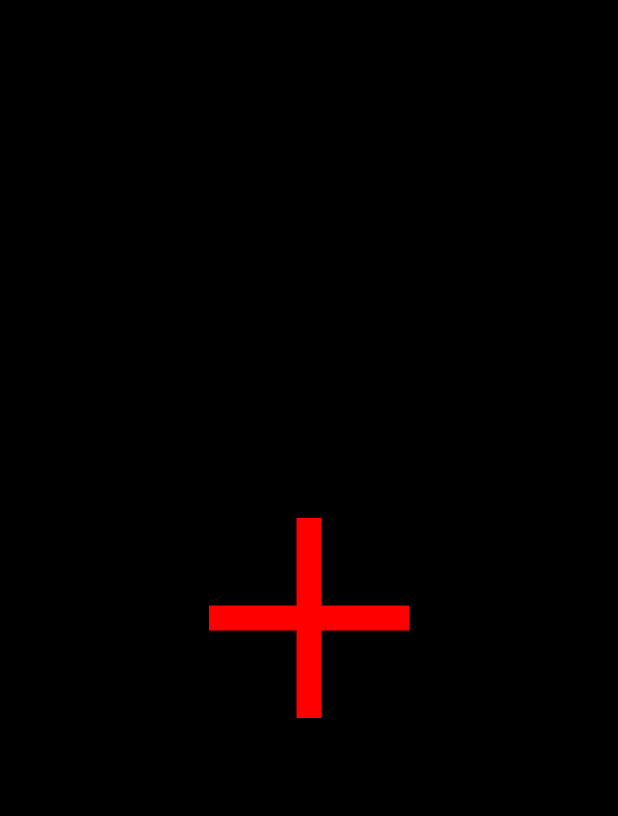
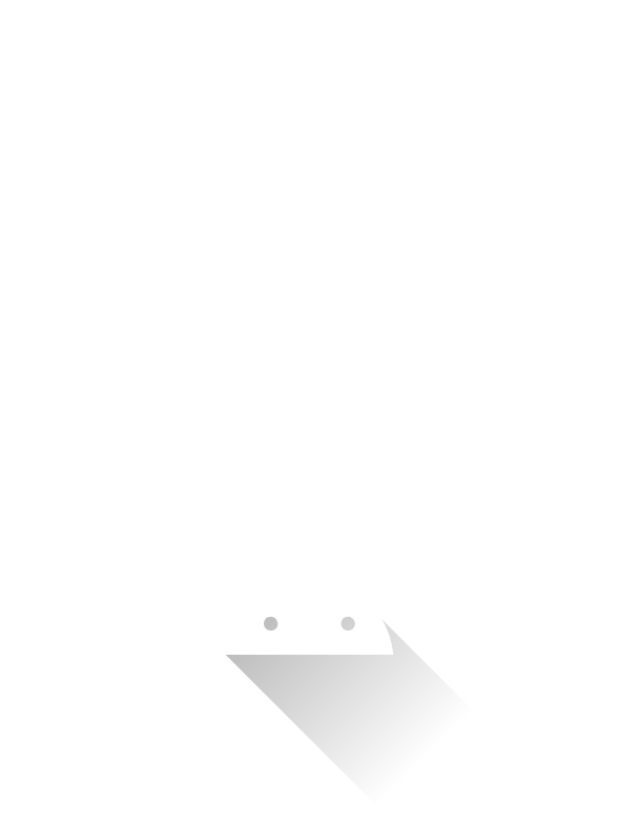
Before and after one commit to keving005/AZAMAR_p, an Android app built with Jetpack Compose: the first screen one second after launch (AnimacionActivity before the commit, MainActivity after it), on a phone screen of 412 x 824 dp. Shown: the top 816 px of the screen. Run offline under Robolectric (Android 15) with nearby library versions, the phone set to English and light mode, and no system bars.

Commit message:
Merge remote-tracking branch 'origin/master' animacion corregida y nueva funcion del menu

```diff
--- a/app/src/main/java/com/example/proyect/AnimacionActivity.kt
+++ /dev/null
@@ -1,35 +0,0 @@
-package com.example.proyect
-
-import android.content.Intent
-import android.graphics.drawable.Animatable
-import android.os.Bundle
-import android.os.Handler
-import android.os.Looper
-import android.widget.ImageView
-import androidx.appcompat.app.AppCompatActivity
-
-class AnimacionActivity : AppCompatActivity() {
-    override fun onCreate(savedInstanceState: Bundle?) {
-        super.onCreate(savedInstanceState)
-        setContentView(R.layout.activity_animacion)
-
-        // 1. Iniciar animación de la imagen (si es animada)
-        val imageView = findViewById<ImageView>(R.id.ivAnimacion)
-        val drawable = imageView.drawable
-        if (drawable is Animatable) {
-            drawable.start()
-        }
-
-        // 2. TEMPORIZADOR: Espera 3 segundos (3000ms) y cambia de pantalla
-        Handler(Looper.getMainLooper()).postDelayed({
-
-            // Ir al Login (MainActivity)
-            val intent = Intent(this, MainActivity::class.java)
-            startActivity(intent)
-
-            // Cerrar esta pantalla para no volver
-            finish()
-
-        }, 3000)
-    }
-}
--- /dev/null
+++ b/app/src/main/java/com/example/proyect/Navigation.kt
@@ -0,0 +1,122 @@
+package com.example.proyect
+
+import android.content.Intent
+import androidx.compose.animation.core.Animatable
+import androidx.compose.animation.core.tween
+import androidx.compose.foundation.Image
+import androidx.compose.foundation.layout.*
+import androidx.compose.material3.Surface
+import androidx.compose.runtime.*
+import androidx.compose.ui.Alignment
+import androidx.compose.ui.Modifier
+import androidx.compose.ui.draw.scale
+import androidx.compose.ui.platform.LocalContext
+import androidx.compose.ui.res.painterResource
+import androidx.compose.ui.unit.dp
+import androidx.navigation.NavController
+import androidx.navigation.compose.NavHost
+import androidx.navigation.compose.composable
+import androidx.navigation.compose.rememberNavController
+import kotlinx.coroutines.delay
+
+// ----------------------------------------------------------------------
+// 1. RUTAS DE NAVEGACIÓN
+// ----------------------------------------------------------------------
+
+object Screen {
+    const val SPLASH = "splash_screen"
+    const val AUTH = "auth_screen" // Ruta que lanzará AuthActivity
+    const val MAIN = "main_screen"
+}
+
+// ----------------------------------------------------------------------
+// 2. FUNCIÓN PRINCIPAL DE NAVEGACIÓN
+// ----------------------------------------------------------------------
+
+@Composable
+fun AppNavigation() {
+    val navController = rememberNavController()
+
+    NavHost(
+        navController = navController,
+        startDestination = Screen.SPLASH
+    ) {
+        // CORRECCIÓN: Se usa la sintaxis correcta sin 'route ='
+        composable(Screen.SPLASH) {
+            SplashScreen(navController = navController)
+        }
+
+        composable(Screen.AUTH) {
+            AuthActivityStarter()
+        }
+
+        composable(Screen.MAIN) {
+            // Este es un marcador de posición.
+        }
+    }
+}
+
+// ----------------------------------------------------------------------
+// 3. COMPONENTE DE ANIMACIÓN (SPLASH SCREEN)
+// ----------------------------------------------------------------------
+
+@Composable
+fun SplashScreen(navController: NavController) {
+    val scale = remember {
+        Animatable(0f)
+    }
+
+    LaunchedEffect(key1 = true) {
+        // Animación de zoom: escala de 0 a 1.05 en 1 segundo
+        scale.animateTo(
+            targetValue = 1.05f,
+            animationSpec = tween(durationMillis = 1000)
+        )
+        // Espera 0.5 segundos (Usando el prefijo para evitar ambigüedad)
+        kotlinx.coroutines.delay(500L)
+
+        // Navega a la ruta de Autenticación después de la animación
+        navController.popBackStack()
+        navController.navigate(Screen.AUTH)
+    }
+
+    Surface(
+        modifier = Modifier.fillMaxSize(),
+        color = androidx.compose.ui.graphics.Color.White
+    )
+    {
+        Column(
+            modifier = Modifier.fillMaxSize(),
+            horizontalAlignment = Alignment.CenterHorizontally,
+            verticalArrangement = Arrangement.Center
+        ) {
+            // SINTAXIS CORREGIDA: Sin líneas vacías ni comentarios que rompan la DSL
+            Image(
+                painter = painterResource(id = R.drawable.ic_launcher_foreground),
+                contentDescription = "Logo de la Aplicación",
+                modifier = Modifier
+                    .size(250.dp)
+                    .scale(scale.value)
+            )
+        }
+    }
+}
+
+// ----------------------------------------------------------------------
+// 4. LANZADOR DE LA ACTIVIDAD DE VISTAS (AuthActivity.kt)
+// ----------------------------------------------------------------------
+
+@Composable
+fun AuthActivityStarter() {
+    val context = LocalContext.current
+
+    LaunchedEffect(Unit) {
+        // Lanza tu Activity de login basada en XML (AuthActivity)
+        val intent = Intent(context, AuthActivity::class.java)
+        // Limpia la pila para evitar que el usuario regrese al Splash con el botón Atrás
+        intent.addFlags(Intent.FLAG_ACTIVITY_CLEAR_TASK or Intent.FLAG_ACTIVITY_NEW_TASK)
+        context.startActivity(intent)
+    }
+    // IMPORTANTE: Un Composable debe emitir algo, por lo que devolvemos un Surface vacío.
+    Surface(modifier = Modifier.fillMaxSize()) {}
+}
--- a/app/src/main/res/animator/rotate_90_degrees.xml
+++ /dev/null
@@ -1,7 +0,0 @@
-<?xml version="1.0" encoding="utf-8"?>
-<objectAnimator xmlns:android="http://schemas.android.com/apk/res/android"
-    android:duration="200"
-    android:propertyName="rotation"
-    android:valueFrom="0"
-    android:valueTo="90"
-    android:valueType="floatType" />
--- a/app/src/main/res/drawable/animated_cross.xml
+++ /dev/null
@@ -1,8 +0,0 @@
-<animated-vector xmlns:android="http://schemas.android.com/apk/res/android"
-    android:drawable="@drawable/ic_cross">
-
-    <target
-        android:name="horizontal_line"
-        android:animation="@animator/rotate_90_degrees" />
-
-</animated-vector>
--- a/app/src/main/res/layout/activity_animacion.xml
+++ /dev/null
@@ -1,14 +0,0 @@
-<?xml version="1.0" encoding="utf-8"?>
-<RelativeLayout xmlns:android="http://schemas.android.com/apk/res/android"
-    android:layout_width="match_parent"
-    android:layout_height="match_parent"
-    android:background="#000000">
-
-    <ImageView
-        android:id="@+id/ivAnimacion"
-        android:layout_width="200dp"
-        android:layout_height="200dp"
-        android:layout_centerInParent="true"
-        android:src="@drawable/animated_cross" />
-
-</RelativeLayout>
--- a/app/src/main/res/layout/dialog_lista_tratamientos.xml
+++ b/app/src/main/res/layout/dialog_lista_tratamientos.xml
@@ -1,5 +1,6 @@
 <?xml version="1.0" encoding="utf-8"?>
 <LinearLayout xmlns:android="http://schemas.android.com/apk/res/android"
+    xmlns:app="http://schemas.android.com/apk/res-auto"
     android:layout_width="match_parent"
     android:layout_height="wrap_content"
     android:orientation="vertical"
@@ -17,8 +18,8 @@
             android:layout_width="32dp"
             android:layout_height="32dp"
             android:src="@android:drawable/ic_menu_agenda"
-            android:tint="#6C3483"
-            android:layout_marginEnd="12dp"/>
+            android:layout_marginEnd="12dp"
+            app:tint="#6C3483" />
 
         <TextView
             android:layout_width="wrap_content"
--- a/app/src/main/res/values/themes.xml
+++ b/app/src/main/res/values/themes.xml
@@ -6,4 +6,5 @@
     </style>
 
     <style name="Theme.PROYECT" parent="Base.Theme.PROYECT" />
+
 </resources>
--- a/build.gradle.kts
+++ b/build.gradle.kts
@@ -1,4 +1,3 @@
-// Top-level build file where you can add configuration options common to all sub-projects/modules.
 plugins {
     alias(libs.plugins.android.application) apply false
     alias(libs.plugins.kotlin.android) apply false
--- a/settings.gradle.kts
+++ b/settings.gradle.kts
@@ -10,7 +10,13 @@ pluginManagement {
         mavenCentral()
         gradlePluginPortal()
     }
+
+    plugins {
+        id("org.jetbrains.kotlin.android") version "2.0.0"
+        id("org.jetbrains.kotlin.plugin.compose") version "2.0.0"  // 👈 NECESARIO
+    }
 }
+
 dependencyResolutionManagement {
     repositoriesMode.set(RepositoriesMode.FAIL_ON_PROJECT_REPOS)
     repositories {
```
Also changed, not shown: app/build.gradle.kts (+33 -19 lines), app/src/main/AndroidManifest.xml (+16 -15 lines), app/src/main/java/com/example/proyect/AuthActivity.kt (added, +81 -0 lines), app/src/main/java/com/example/proyect/MainActivity.kt (+6 -77 lines), gradle/libs.versions.toml (+7 -1 lines).
